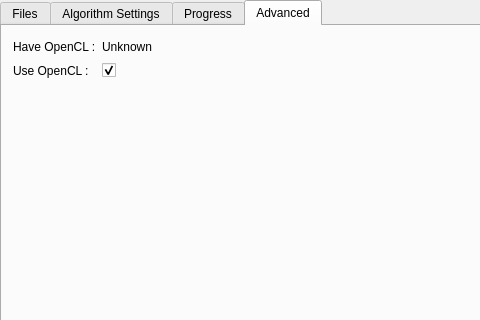
Before: the Qt Designer form src/mainwindow.ui in qchateau/AutoPanorama, drawn with Qt 5; both pictures show x 0 to 480 and y 0 to 320 of the 940 by 700 pixel window.
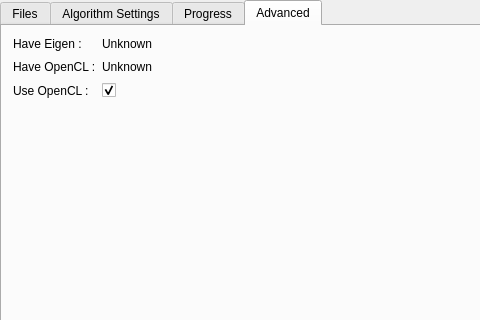
After: the same form once the commit is applied. The open tabs and pages were chosen to show the change. Icons and pictures are not drawn. Custom widgets are drawn as their Qt base class.

Commit message: Use eigen value added in advanced

```diff
--- a/src/mainwindow.ui
+++ b/src/mainwindow.ui
@@ -801,7 +801,7 @@
         <string>Advanced</string>
        </attribute>
        <layout class="QGridLayout" name="gridLayout">
-        <item row="0" column="3">
+        <item row="1" column="3">
          <spacer name="horizontalSpacer">
           <property name="orientation">
            <enum>Qt::Horizontal</enum>
@@ -814,14 +814,7 @@
           </property>
          </spacer>
         </item>
-        <item row="0" column="2">
-         <widget class="QLabel" name="haveopencl_value">
-          <property name="text">
-           <string>Unknown</string>
-          </property>
-         </widget>
-        </item>
-        <item row="2" column="0">
+        <item row="3" column="0">
          <spacer name="verticalSpacer_2">
           <property name="orientation">
            <enum>Qt::Vertical</enum>
@@ -834,21 +827,14 @@
           </property>
          </spacer>
         </item>
-        <item row="0" column="0">
-         <widget class="QLabel" name="haveopencl_label">
-          <property name="text">
-           <string>Have OpenCL :</string>
-          </property>
-         </widget>
-        </item>
-        <item row="1" column="0">
-         <widget class="QLabel" name="use_opencl_label">
-          <property name="text">
-           <string>Use OpenCL :</string>
-          </property>
-         </widget>
-        </item>
         <item row="1" column="2">
+         <widget class="QLabel" name="haveopencl_value">
+          <property name="text">
+           <string>Unknown</string>
+          </property>
+         </widget>
+        </item>
+        <item row="2" column="2">
          <widget class="QCheckBox" name="use_opencl_checkbox">
           <property name="text">
            <string/>
@@ -858,6 +844,34 @@
           </property>
          </widget>
         </item>
+        <item row="1" column="0">
+         <widget class="QLabel" name="haveopencl_label">
+          <property name="text">
+           <string>Have OpenCL :</string>
+          </property>
+         </widget>
+        </item>
+        <item row="2" column="0">
+         <widget class="QLabel" name="use_opencl_label">
+          <property name="text">
+           <string>Use OpenCL :</string>
+          </property>
+         </widget>
+        </item>
+        <item row="0" column="0">
+         <widget class="QLabel" name="have_eigen_label">
+          <property name="text">
+           <string>Have Eigen :</string>
+          </property>
+         </widget>
+        </item>
+        <item row="0" column="2">
+         <widget class="QLabel" name="have_eigen_value">
+          <property name="text">
+           <string>Unknown</string>
+          </property>
+         </widget>
+        </item>
        </layout>
       </widget>
      </widget>
```
The commit also changes 2 other files.
